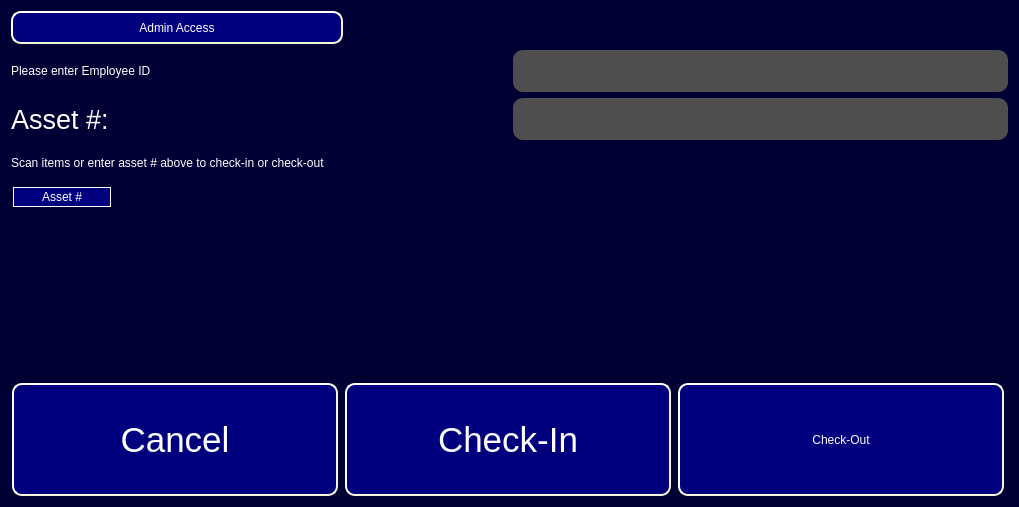
The window that ui/Etek_main_window_All_In_One.ui (Capstone-RFID/Code) describes before a commit, drawn with Qt 5.
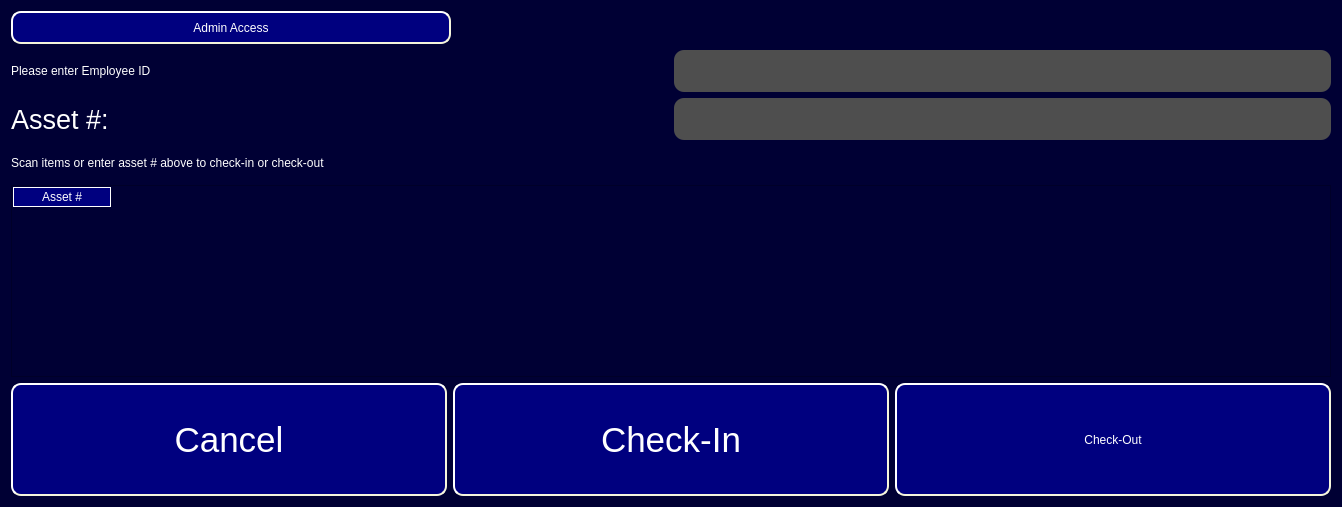
The same window after the commit.

Commit message:
Updated name of form
changed object name of widget from 'UI_form' to 'UI_main'

```diff
--- a/ui/Etek_main_window_All_In_One.ui
+++ b/ui/Etek_main_window_All_In_One.ui
@@ -6,7 +6,7 @@
    <rect>
     <x>0</x>
     <y>0</y>
-    <width>1019</width>
+    <width>1342</width>
     <height>507</height>
    </rect>
   </property>
@@ -254,7 +254,7 @@
          </property>
          <property name="minimumSize">
           <size>
-           <width>326</width>
+           <width>436</width>
            <height>113</height>
           </size>
          </property>
@@ -305,7 +305,7 @@
          </property>
          <property name="minimumSize">
           <size>
-           <width>326</width>
+           <width>436</width>
            <height>113</height>
           </size>
          </property>
@@ -362,7 +362,7 @@
          </property>
          <property name="minimumSize">
           <size>
-           <width>326</width>
+           <width>436</width>
            <height>113</height>
           </size>
          </property>
```
Left out of the diff: 4 changed lines with no effect on the pictures. The commit also changes 1 other file.
